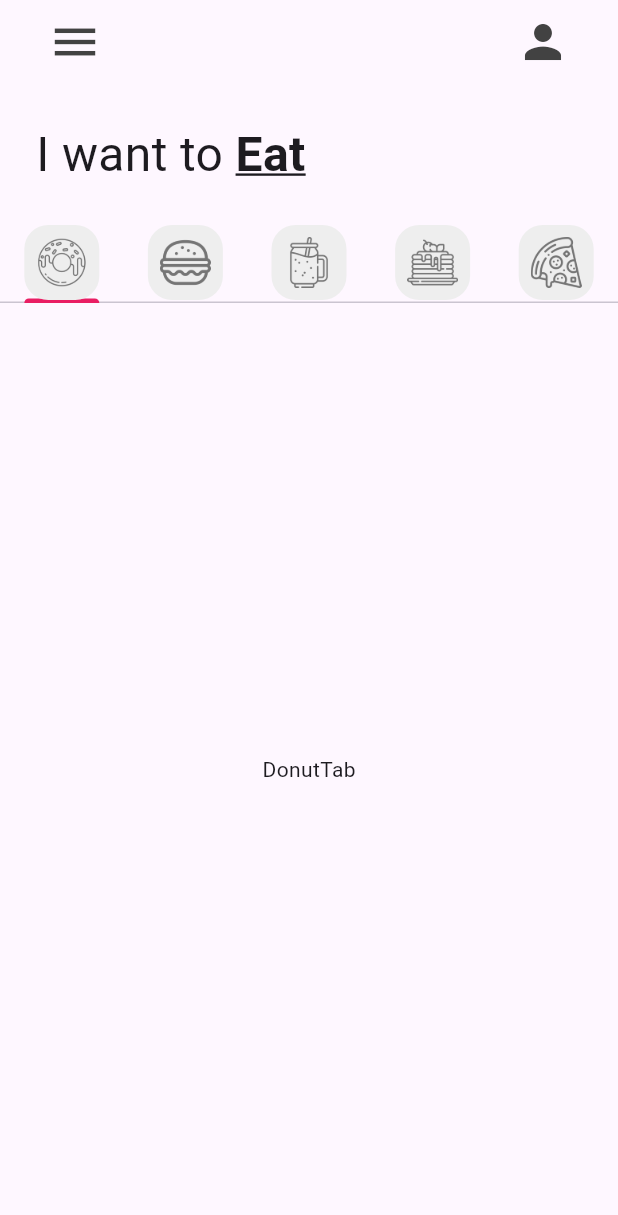
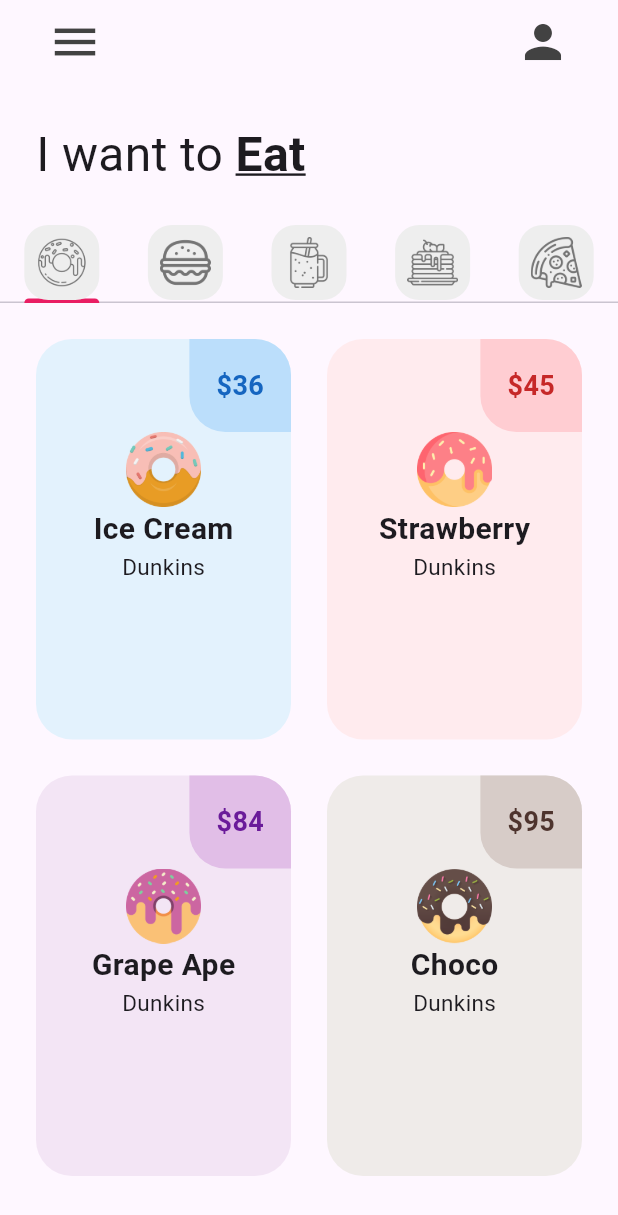
Before and after one commit to Torres-Alan/reto1_donut_app_alan_torres, a Flutter app: the screen it shows after launch, on a phone screen of 412 x 824 dp. Shown: the top 1215 px of the screen. Run offline on Flutter 3.47's test engine with Material 3 defaults, Android fonts, the phone set to English and light mode, and no system bars.

Commit message:
DonutTile añadido

```diff
--- a/lib/tab/donut_tab.dart
+++ b/lib/tab/donut_tab.dart
@@ -1,14 +1,34 @@
 import 'package:flutter/material.dart';
 
+import '../utils/donut_tile.dart';
+
 class DonutTab extends StatelessWidget {
-  const DonutTab({super.key});
+  //List of donuts
+  final List donutOnSale = [
+    //[danutFlavor, donutPrice, donutColor, imageName]
+    ["Ice Cream", "36", Colors.blue, "lib/images/icecream_donut.png"],
+    ["Strawberry", "45", Colors.red, "lib/images/strawberry_donut.png"],
+    ["Grape Ape", "84", Colors.purple, "lib/images/grape_donut.png"],
+    ["Choco", "95", Colors.brown, "lib/images/chocolate_donut.png"]
+  ];
+
+  DonutTab({super.key});
 
   @override
   Widget build(BuildContext context) {
-    return Container(
-      child: const Center(
-        child: Text('DonutTab'),
-      ),
+    return GridView.builder(
+      itemCount: donutOnSale.length, //Longitud de los elementos.
+      padding: const EdgeInsets.all(12),
+      gridDelegate: const SliverGridDelegateWithFixedCrossAxisCount(
+          crossAxisCount: 2, childAspectRatio: 1/1.5), //Dos Columnas
+      itemBuilder: (context, index) {
+        return DonutTile(
+          donutFlavor: donutOnSale[index][0],
+          donutPrice: donutOnSale[index][1],
+          donutColor: donutOnSale[index][2],
+          imageName: donutOnSale[index][3],
+        );
+      },
     );
   }
 }
--- /dev/null
+++ b/lib/utils/donut_tile.dart
@@ -0,0 +1,62 @@
+import 'package:flutter/material.dart';
+
+class DonutTile extends StatelessWidget {
+  final String donutFlavor;
+  final String donutPrice;
+  final dynamic donutColor; //Dynamic porque es tipo Color y también usará[]
+  final String imageName;
+
+  //Valor fijo para el borde circular
+  final double borderRadius = 24;
+
+  const DonutTile(
+      {super.key,
+      required this.donutFlavor,
+      required this.donutPrice,
+      required this.donutColor,
+      required this.imageName});
+
+  @override
+  Widget build(BuildContext context) {
+    return Padding(
+      padding: const EdgeInsets.all(12),
+      child: Container(
+          decoration: BoxDecoration(
+              color: donutColor[50],
+              borderRadius: BorderRadius.circular(borderRadius)),
+          child: Column(
+            children: [
+              Row(
+                mainAxisAlignment: MainAxisAlignment.end,
+                children: [
+                  Container(
+                    decoration: BoxDecoration(
+                        color: donutColor[100],
+                        borderRadius: BorderRadius.only(
+                            topRight: Radius.circular(borderRadius),
+                            bottomLeft: Radius.circular(borderRadius))),
+                    padding: const EdgeInsets.symmetric(
+                        vertical: 18, horizontal: 18),
+                    child: Text(
+                      '\$$donutPrice',
+                      style: TextStyle(
+                          fontWeight: FontWeight.bold,
+                          fontSize: 18,
+                          color: donutColor[800]),
+                    ),
+                  )
+                ],
+              ),
+            //Donut picture
+                Padding(padding: const EdgeInsets.symmetric(horizontal: 60, vertical: 0),
+                child: Image.asset(imageName),)
+                ,Text(donutFlavor, style: TextStyle(fontWeight: FontWeight.bold, fontSize: 20),),
+                const Text('Dunkins', style: TextStyle(fontSize: 15),)
+            //Donut flavor text
+            //Love icon + add button
+            ],
+
+          )),
+    );
+  }
+}
```
